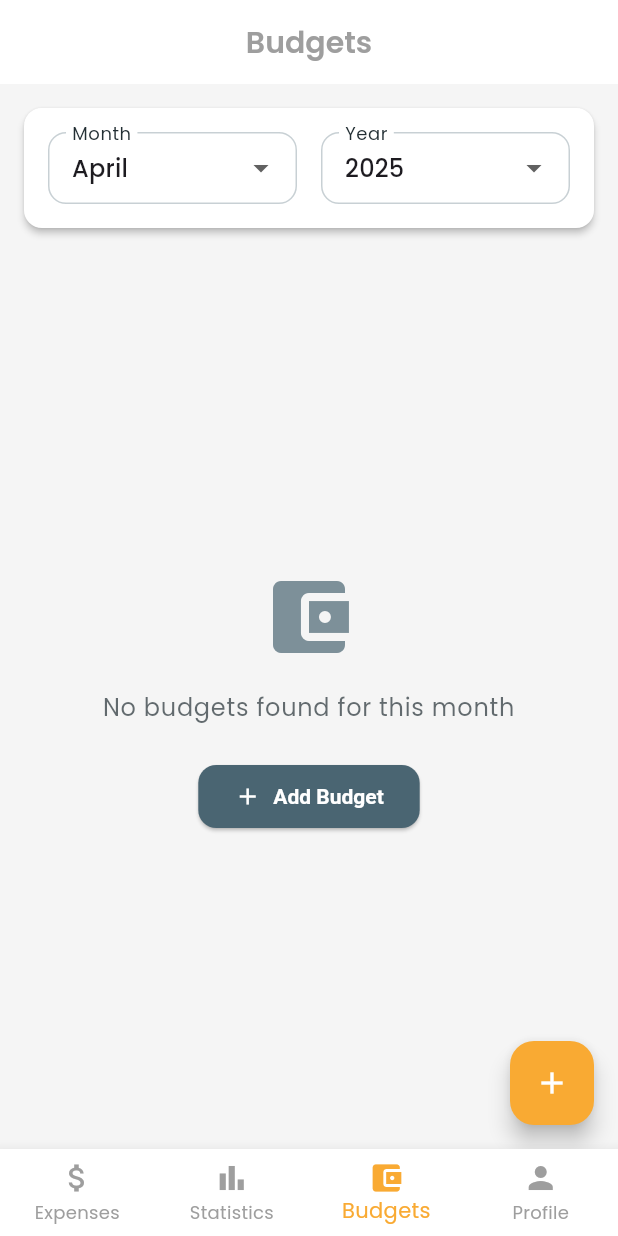
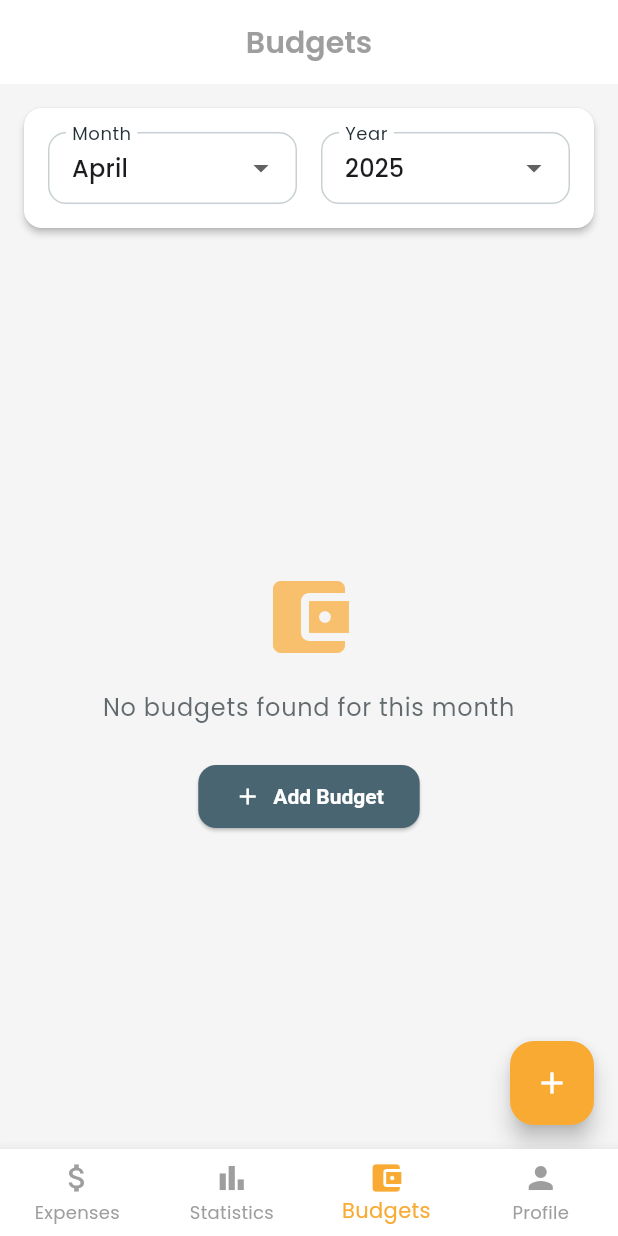
Before and after one commit to eyoaab/Expense-Trucker, a Flutter app: the HomeScreen screen opened directly, item 3 of the bottom bar chosen, on a phone screen of 412 x 824 dp. Run offline on Flutter 3.47's test engine with Material 3 defaults, Android fonts, the phone set to English and light mode, and no system bars; our stand-ins replace cloud_firestore, device_preview, firebase_auth, firebase_core, firebase_storage, fl_chart and 5 more; accounts and stored records are empty.

```diff
--- a/expense_trucker/lib/core/widgets/loading_error_widgets.dart
+++ b/expense_trucker/lib/core/widgets/loading_error_widgets.dart
@@ -131,7 +131,7 @@ class EmptyStateWidget extends StatelessWidget {
             Icon(
               icon,
               size: 64,
-              color: theme.colorScheme.primary.withOpacity(0.7),
+              color: theme.colorScheme.secondary.withOpacity(0.7),
             ),
             const SizedBox(height: 16),
             Text(
--- a/expense_trucker/lib/features/expenses/screens/budgets_screen.dart
+++ b/expense_trucker/lib/features/expenses/screens/budgets_screen.dart
@@ -199,7 +199,10 @@ class _BudgetsScreenState extends State<BudgetsScreen> {
   Widget build(BuildContext context) {
     return Scaffold(
       body: !_isInitialized
-          ? const Center(child: CircularProgressIndicator())
+          ? Center(
+              child: CircularProgressIndicator(
+              color: Theme.of(context).colorScheme.secondary,
+            ))
           : _buildContent(),
       floatingActionButton: FloatingActionButton(
         backgroundColor: const Color(0xFFF9AA33),
@@ -220,7 +223,10 @@ class _BudgetsScreenState extends State<BudgetsScreen> {
         _buildMonthSelector(),
         Expanded(
           child: _isLoading
-              ? const Center(child: CircularProgressIndicator())
+              ? Center(
+                  child: CircularProgressIndicator(
+                  color: Theme.of(context).colorScheme.secondary,
+                ))
               : _buildBudgetsList(budgetProvider),
         ),
       ],
--- a/expense_trucker/lib/features/expenses/screens/home_screen.dart
+++ b/expense_trucker/lib/features/expenses/screens/home_screen.dart
@@ -119,7 +119,10 @@ class _HomeScreenState extends State<HomeScreen> {
         ],
       ),
       body: _isLoading
-          ? const Center(child: CircularProgressIndicator())
+          ? Center(
+              child: CircularProgressIndicator(
+              color: Theme.of(context).colorScheme.secondary,
+            ))
           : _screens[_currentIndex],
       bottomNavigationBar: BottomNavigationBar(
         currentIndex: _currentIndex,
--- a/expense_trucker/lib/features/expenses/screens/statistics_screen.dart
+++ b/expense_trucker/lib/features/expenses/screens/statistics_screen.dart
@@ -248,7 +248,10 @@ class _StatisticsScreenState extends State<StatisticsScreen> {
             ),
           ),
           _isLoading
-              ? const Center(child: CircularProgressIndicator())
+              ? Center(
+                  child: CircularProgressIndicator(
+                  color: Theme.of(context).colorScheme.secondary,
+                ))
               : _expenses.isEmpty
                   ? const custom_widgets.EmptyStateWidget(
                       message: 'No expenses found for the selected period',
```
Also changed, not shown: expense_trucker/lib/features/expenses/screens/profile_screen.dart (+12 -6 lines).
